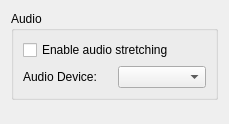
grimtnt/citra, file src/citra_qt/configuration/configure_audio.ui: the form before one commit.
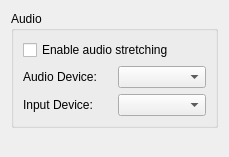
The form after the commit.

The edit to the form file:
```diff
--- a/src/citra_qt/configuration/configure_audio.ui
+++ b/src/citra_qt/configuration/configure_audio.ui
@@ -7,7 +7,7 @@
     <x>0</x>
     <y>0</y>
     <width>229</width>
-    <height>124</height>
+    <height>157</height>
    </rect>
   </property>
   <layout class="QVBoxLayout">
@@ -37,7 +37,21 @@
          </widget>
         </item>
         <item>
-         <widget class="QComboBox" name="audio_device_combo_box"/>
+         <widget class="QComboBox" name="output_device_combo_box"/>
+        </item>
+       </layout>
+      </item>
+      <item>
+       <layout class="QHBoxLayout" name="horizontalLayout">
+        <item>
+         <widget class="QLabel" name="input_device_label">
+          <property name="text">
+           <string>Input Device:</string>
+          </property>
+         </widget>
+        </item>
+        <item>
+         <widget class="QComboBox" name="input_device_combo_box"/>
         </item>
        </layout>
       </item>
```
